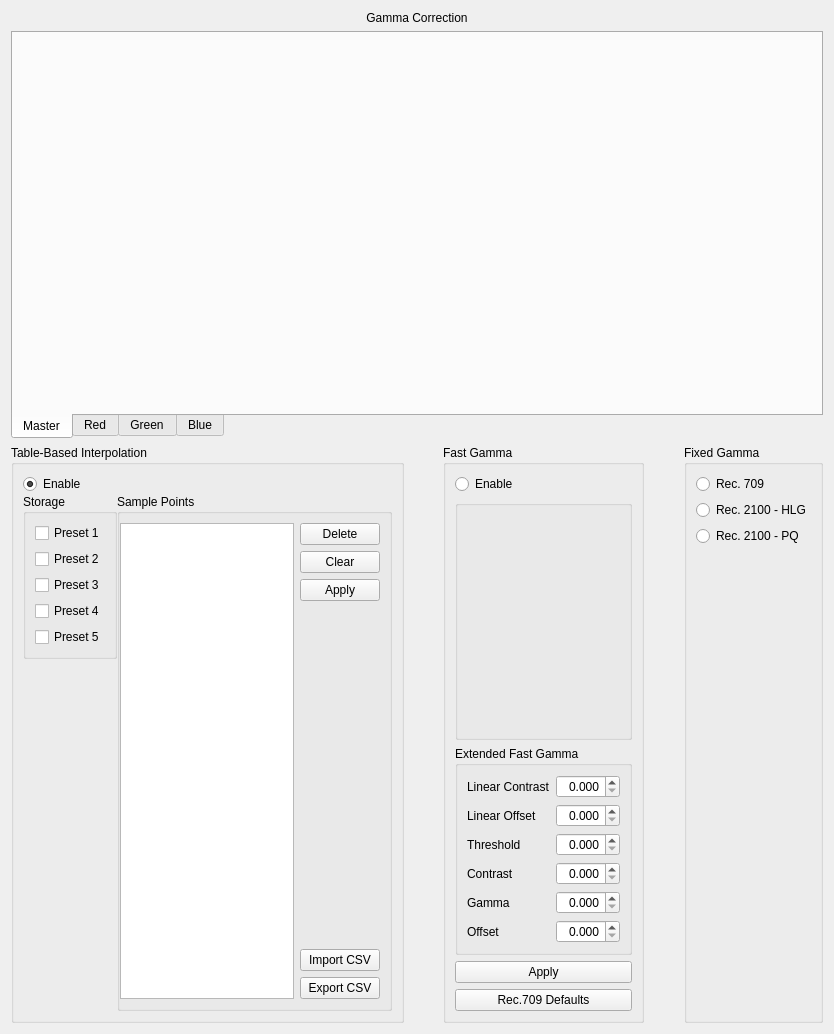
Qt form dct_widgets/lutbox/lutbox.ui (KAYA-Instruments/SDI-Control-Point) before a commit.
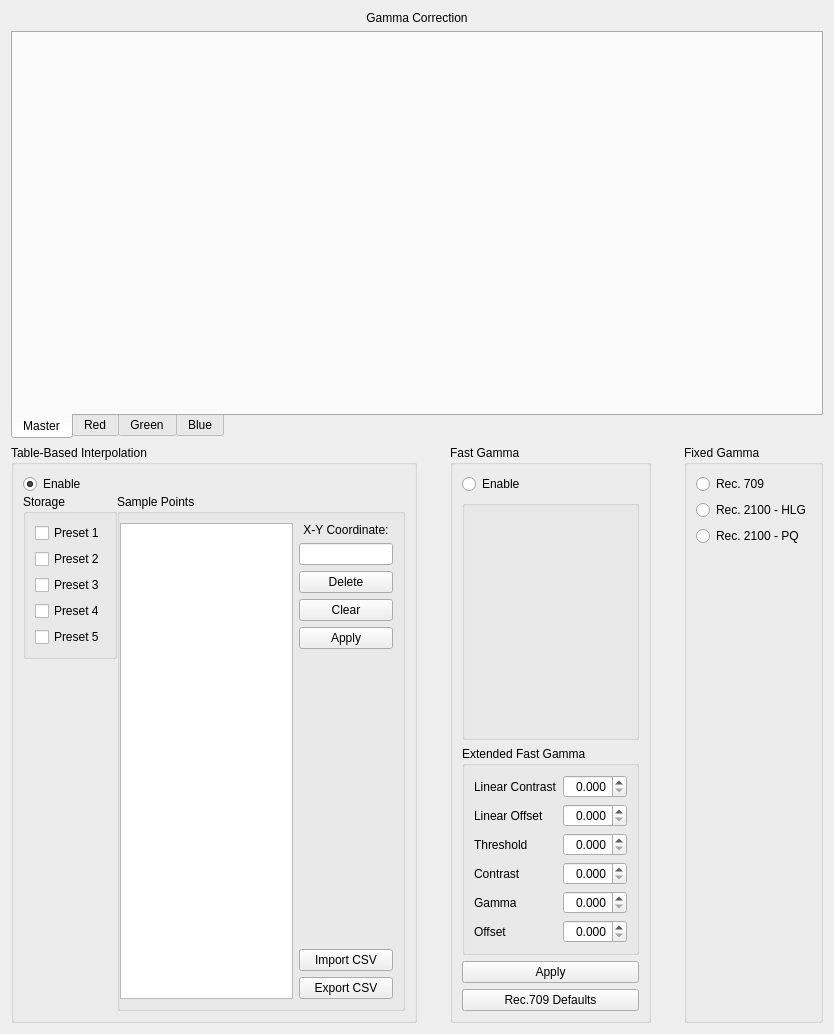
The same form after that commit. Icons and pictures are not drawn. Custom widgets are drawn as their Qt base class.

Commit message: Added LUT X-Y coordinate indication + fixed issue #87

The edit to the form file:
```diff
--- a/dct_widgets/lutbox/lutbox.ui
+++ b/dct_widgets/lutbox/lutbox.ui
@@ -421,6 +421,35 @@
              </item>
              <item row="1" column="1">
               <layout class="QVBoxLayout" name="verticalLayoutTable">
+               <item>
+                <widget class="QLabel" name="label_2">
+                 <property name="text">
+                  <string>X-Y Coordinate:</string>
+                 </property>
+                 <property name="alignment">
+                  <set>Qt::AlignCenter</set>
+                 </property>
+                </widget>
+               </item>
+               <item>
+                <widget class="QLineEdit" name="letPlotAsixPoint">
+                 <property name="maximumSize">
+                  <size>
+                   <width>100</width>
+                   <height>16777215</height>
+                  </size>
+                 </property>
+                 <property name="layoutDirection">
+                  <enum>Qt::RightToLeft</enum>
+                 </property>
+                 <property name="alignment">
+                  <set>Qt::AlignCenter</set>
+                 </property>
+                 <property name="readOnly">
+                  <bool>true</bool>
+                 </property>
+                </widget>
+               </item>
                <item>
                 <widget class="QPushButton" name="btnRemoveSample">
                  <property name="focusPolicy">
```
Left out of the diff: 2 changed lines with no effect on the pictures. The commit also changes 4 other files.
